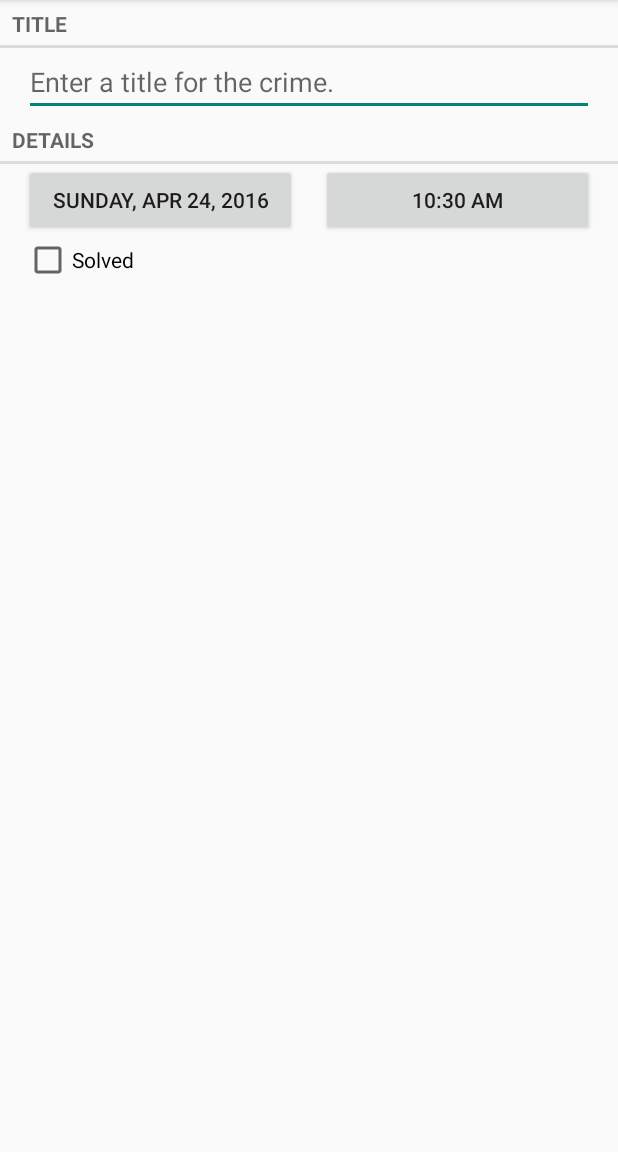
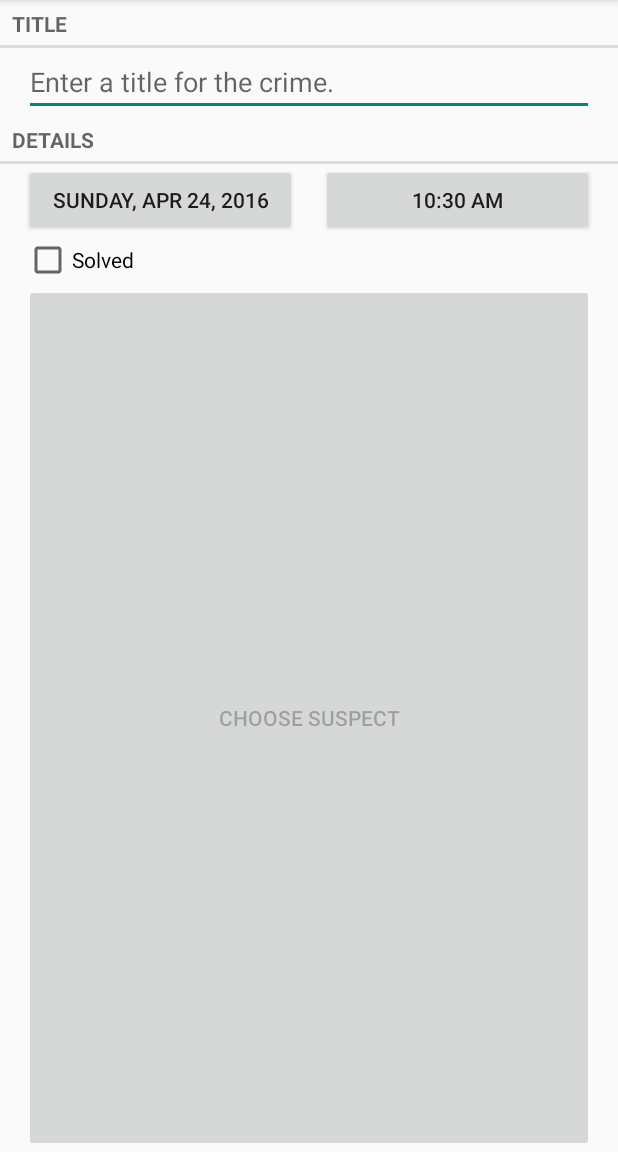
Before and after one commit to FoolHen/CriminalIntent, an Android app: the screen it shows after launch (CrimePagerActivity), after a tap on "NEW CRIME", on a phone screen of 412 x 824 dp, the part 84-1236 px from its top. Run offline under Robolectric (Android 15) with nearby library versions, the phone set to English and light mode, and no system bars.

Commit message:
"Chapter 15"

```diff
--- a/app/src/main/java/com/bignerdranch/android/criminalintent/Crime.java
+++ b/app/src/main/java/com/bignerdranch/android/criminalintent/Crime.java
@@ -8,6 +8,7 @@ public class Crime {
     private String mTitle;
     private Date mDate;
     private boolean mSolved;
+    private String mSuspect;
 
     public Crime() {
         // Generate unique identifier
@@ -17,6 +18,12 @@ public class Crime {
         // Generate unique identifier
         mId = id;
         mDate = new Date();
+    }
+    public String getSuspect(){
+        return mSuspect;
+    }
+    public void setSuspect(String suspect){
+        mSuspect=suspect;
     }
 
     public UUID getId() {
--- a/app/src/main/java/com/bignerdranch/android/criminalintent/CrimeFragment.java
+++ b/app/src/main/java/com/bignerdranch/android/criminalintent/CrimeFragment.java
@@ -2,8 +2,11 @@ package com.bignerdranch.android.criminalintent;
 
 import android.app.Activity;
 import android.content.Intent;
+import android.content.pm.PackageManager;
 import android.database.Cursor;
+import android.net.Uri;
 import android.os.Bundle;
+import android.provider.ContactsContract;
 import android.support.v4.app.Fragment;
 import android.support.v4.app.FragmentManager;
 import android.text.Editable;
@@ -32,12 +35,15 @@ public class CrimeFragment extends Fragment{
     private static final String DIALOG_TIME = "DialogTime";
     private static final int REQUEST_DATE = 0;
     private static final int REQUEST_TIME =1;
+    private static final int REQUEST_CONTACT =2;
 
     private Crime mCrime;
     private EditText mTitleField;
     private Button mDateButton;
     private Button mTimeButton;
     private CheckBox mSolvedCheckBox;
+    private Button mReportButton;
+    private Button mSuspectButton;
 
     public static CrimeFragment newInstance(UUID crimeId,boolean subtitleVisible){
         Bundle args =  new Bundle();
@@ -121,6 +127,37 @@ public class CrimeFragment extends Fragment{
             }
         });
 
+        mReportButton = (Button) v.findViewById(R.id.crime_report);
+        mReportButton.setOnClickListener(new View.OnClickListener() {
+            @Override
+            public void onClick(View v) {
+                Intent i = new Intent(Intent.ACTION_SEND);
+                i.setType("text/plain");
+                i.putExtra(Intent.EXTRA_TEXT, getCrimeReport());
+                i.putExtra(Intent.EXTRA_SUBJECT, getString(R.string.crime_report_subject));
+                i = Intent.createChooser(i,getString(R.string.send_report));
+                startActivity(i);
+            }
+        });
+        final Intent pickContact = new Intent(Intent.ACTION_PICK,
+                ContactsContract.Contacts.CONTENT_URI);
+        mSuspectButton = (Button) v.findViewById(R.id.crime_suspect);
+        mSuspectButton.setOnClickListener(new View.OnClickListener() {
+            @Override
+            public void onClick(View v) {
+                startActivityForResult(pickContact,REQUEST_CONTACT);
+            }
+        });
+
+        if (mCrime.getSuspect() != null){
+            mSuspectButton.setText(mCrime.getSuspect());
+        }
+        PackageManager packageManager = getActivity().getPackageManager();
+        if(packageManager.resolveActivity(pickContact,
+                PackageManager.MATCH_DEFAULT_ONLY)==null){
+            mSuspectButton.setEnabled(false);
+        }
+
         updateDateAndTime();
 
         return v;
@@ -154,6 +191,24 @@ public class CrimeFragment extends Fragment{
             cal.set(Calendar.HOUR_OF_DAY, newInfo.get(Calendar.HOUR_OF_DAY));
             cal.set(Calendar.MINUTE, newInfo.get(Calendar.MINUTE));
             mCrime.setDate(cal.getTime());
+        }else if (requestCode==REQUEST_CONTACT){
+            Uri contactUri = data.getData();
+            String[] queryFields = new String[] {
+                    ContactsContract.Contacts.DISPLAY_NAME
+            };
+            Cursor c = getActivity().getContentResolver()
+                    .query(contactUri,queryFields,null,null,null);
+            try {
+                if (c.getCount() ==0){
+                    return;
+                }
+                c.moveToFirst();
+                String suspect = c.getString(0);
+                mCrime.setSuspect(suspect);
+                mSuspectButton.setText(suspect);
+            }finally {
+                c.close();
+            }
         }
         updateDateAndTime();
     }
@@ -177,5 +232,25 @@ public class CrimeFragment extends Fragment{
         }
         return super.onOptionsItemSelected(item);
     }
+    private String getCrimeReport(){
+        String solvedString = null;
+        if(mCrime.isSolved()){
+            solvedString=getString(R.string.crime_report_solved);
+        }
+        else solvedString=getString(R.string.crime_report_unsolved);
+
+        String dateFormat = "EEE, MMM dd";
+        String dateString = DateFormat.format(dateFormat, mCrime.getDate()).toString();
+
+        String suspect = mCrime.getSuspect();
+        if (suspect == null){
+            suspect = getString(R.string.crime_report_no_suspect);
+        }
+        else suspect = getString(R.string.crime_report_suspect);
+
+        String report = getString(R.string.crime_report,
+                mCrime.getTitle(), dateString, solvedString, suspect);
+        return report;
+    }
 
 }
--- a/app/src/main/java/com/bignerdranch/android/criminalintent/CrimeLab.java
+++ b/app/src/main/java/com/bignerdranch/android/criminalintent/CrimeLab.java
@@ -81,6 +81,7 @@ public class CrimeLab {
         values.put(CrimeTable.Cols.TITLE, crime.getTitle());
         values.put(CrimeTable.Cols.DATE, crime.getDate().getTime());
         values.put(CrimeTable.Cols.SOLVED,crime.isSolved());
+        values.put(CrimeTable.Cols.SUSPECT,crime.getSuspect());
 
         return values;
     }
@@ -102,7 +103,7 @@ public class CrimeLab {
                 null, //Columns - null selects all columns
                 whereClause,
                 whereArgs,
-                null, //grupBy
+                null, //groupBy
                 null, //having
                 null //orderBy
         );
--- a/app/src/main/java/com/bignerdranch/android/criminalintent/database/CrimeBaseHelper.java
+++ b/app/src/main/java/com/bignerdranch/android/criminalintent/database/CrimeBaseHelper.java
@@ -24,7 +24,8 @@ public class CrimeBaseHelper extends SQLiteOpenHelper{
                 CrimeTable.Cols.UUID + ", " +
                         CrimeTable.Cols.TITLE + ", " +
                         CrimeTable.Cols.DATE + ", " +
-                        CrimeTable.Cols.SOLVED +
+                        CrimeTable.Cols.SOLVED + ", " +
+                        CrimeTable.Cols.SUSPECT +
                 ")" );
     }
 
--- a/app/src/main/java/com/bignerdranch/android/criminalintent/database/CrimeCursorWrapper.java
+++ b/app/src/main/java/com/bignerdranch/android/criminalintent/database/CrimeCursorWrapper.java
@@ -21,11 +21,13 @@ public class CrimeCursorWrapper extends CursorWrapper{
         String title = getString(getColumnIndex(CrimeTable.Cols.TITLE));
         long date = getLong(getColumnIndex(CrimeTable.Cols.DATE));
         int isSolved = getInt(getColumnIndex(CrimeTable.Cols.SOLVED));
+        String suspect = getString(getColumnIndex(CrimeTable.Cols.SUSPECT));
 
         Crime crime = new Crime(UUID.fromString(uudiString));
         crime.setTitle(title);
         crime.setDate(new Date(date));
         crime.setSolved(isSolved != 0);
+        crime.setSuspect(suspect);
 
         return crime;
     }
--- a/app/src/main/java/com/bignerdranch/android/criminalintent/database/CrimeDbSchema.java
+++ b/app/src/main/java/com/bignerdranch/android/criminalintent/database/CrimeDbSchema.java
@@ -12,6 +12,7 @@ public class CrimeDbSchema {
             public static final String TITLE = "title";
             public static final String DATE = "date";
             public static final String SOLVED = "solved";
+            public static final String SUSPECT = "suspect";
         }
     }
 }
--- a/app/src/main/res/layout-land/fragment_crime.xml
+++ b/app/src/main/res/layout-land/fragment_crime.xml
@@ -25,9 +25,7 @@
         />
     <LinearLayout
         android:layout_width="match_parent"
-        android:layout_height="wrap_content"
-        android:layout_marginLeft="16dp"
-        android:layout_marginRight="16dp" >
+        android:layout_height="wrap_content" >
         <LinearLayout
             android:layout_width="match_parent"
             android:layout_height="wrap_content"
@@ -53,6 +51,26 @@
             android:text="@string/crime_solved_label"
             android:layout_marginRight="16dp"
             android:layout_marginTop="8dp"/>
+
+    </LinearLayout>
+    <LinearLayout
+        android:layout_width="match_parent"
+        android:layout_height="wrap_content"
+        android:orientation="horizontal">
+        <Button android:id="@+id/crime_suspect"
+            android:layout_width="match_parent"
+            android:layout_height="match_parent"
+            android:layout_marginLeft="16dp"
+            android:layout_marginRight="16dp"
+            android:text="@string/crime_suspect_text"
+            android:layout_weight="1"/>
+        <Button android:id="@+id/crime_report"
+            android:layout_width="match_parent"
+            android:layout_height="match_parent"
+            android:layout_marginLeft="16dp"
+            android:layout_marginRight="16dp"
+            android:text="@string/crime_report_text"
+            android:layout_weight="1"/>
     </LinearLayout>
 
 </LinearLayout>
--- a/app/src/main/res/layout/fragment_crime.xml
+++ b/app/src/main/res/layout/fragment_crime.xml
@@ -48,4 +48,16 @@
               android:layout_marginRight="16dp"
               android:text="@string/crime_solved_label"
         />
+    <Button android:id="@+id/crime_suspect"
+        android:layout_width="match_parent"
+        android:layout_height="match_parent"
+        android:layout_marginLeft="16dp"
+        android:layout_marginRight="16dp"
+        android:text="@string/crime_suspect_text" />
+    <Button android:id="@+id/crime_report"
+        android:layout_width="match_parent"
+        android:layout_height="match_parent"
+        android:layout_marginLeft="16dp"
+        android:layout_marginRight="16dp"
+        android:text="@string/crime_report_text" />
 </LinearLayout>
--- a/app/src/main/res/values/strings.xml
+++ b/app/src/main/res/values/strings.xml
@@ -23,4 +23,15 @@
         <item quantity="other">%1$s crimes</item>
     </plurals>
     <string name="no_crime">No crime available</string>
+    <string name="crime_suspect_text">Choose suspect</string>
+    <string name="crime_report_text">Send Crime Report</string>
+    <string name="crime_report">%1$s!
+        The crime was discovered on %2$s. %3$s, and %4$s
+    </string>
+    <string name="crime_report_solved">The case is solved</string>
+    <string name="crime_report_unsolved">The case is not solved</string>
+    <string name="crime_report_no_suspect">there is no suspect.</string>
+    <string name="crime_report_suspect">the suspect is %s.</string>
+    <string name="crime_report_subject">CriminalIntent Crime Report</string>
+    <string name="send_report">Send crime report via</string>
 </resources>
```
Also changed, not shown: 1 other file.
